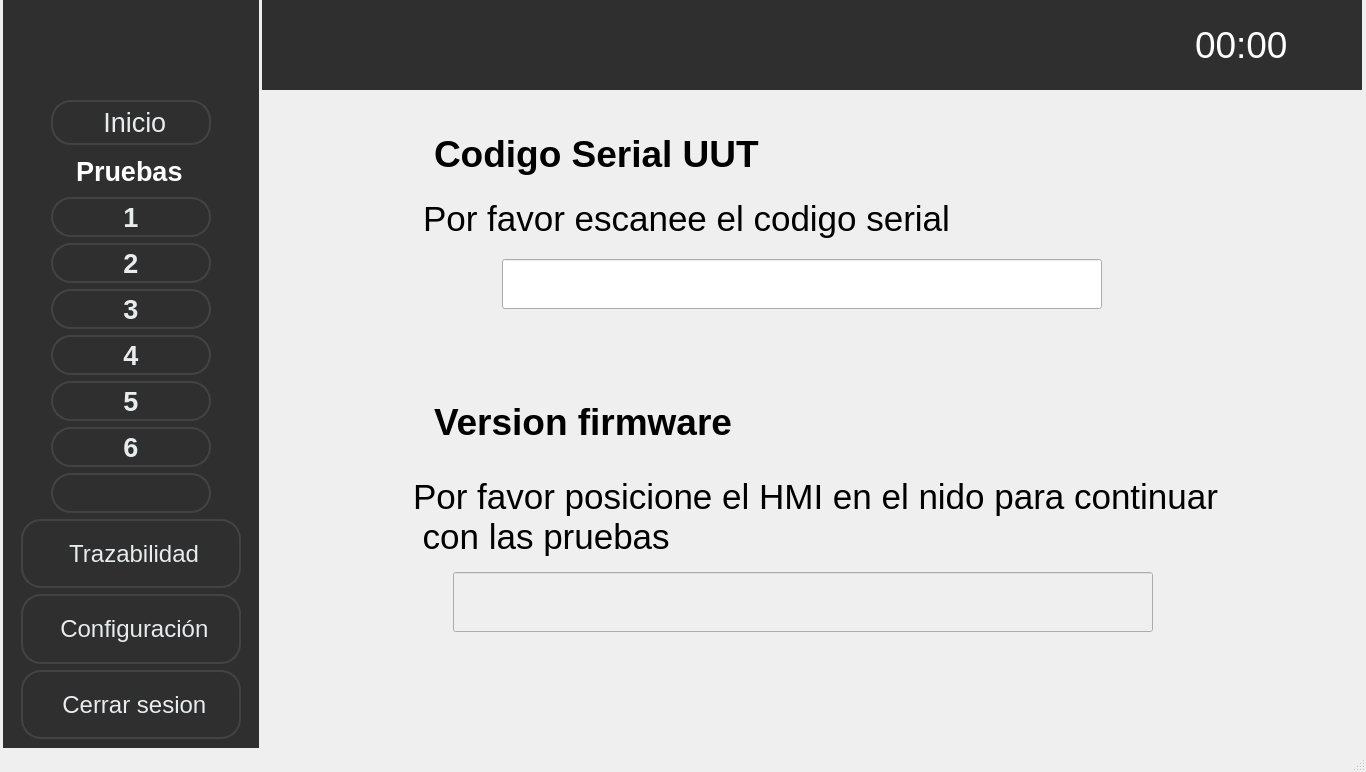
Patryckx/Nidec-tester, file ui/Application.ui: the form before one commit.
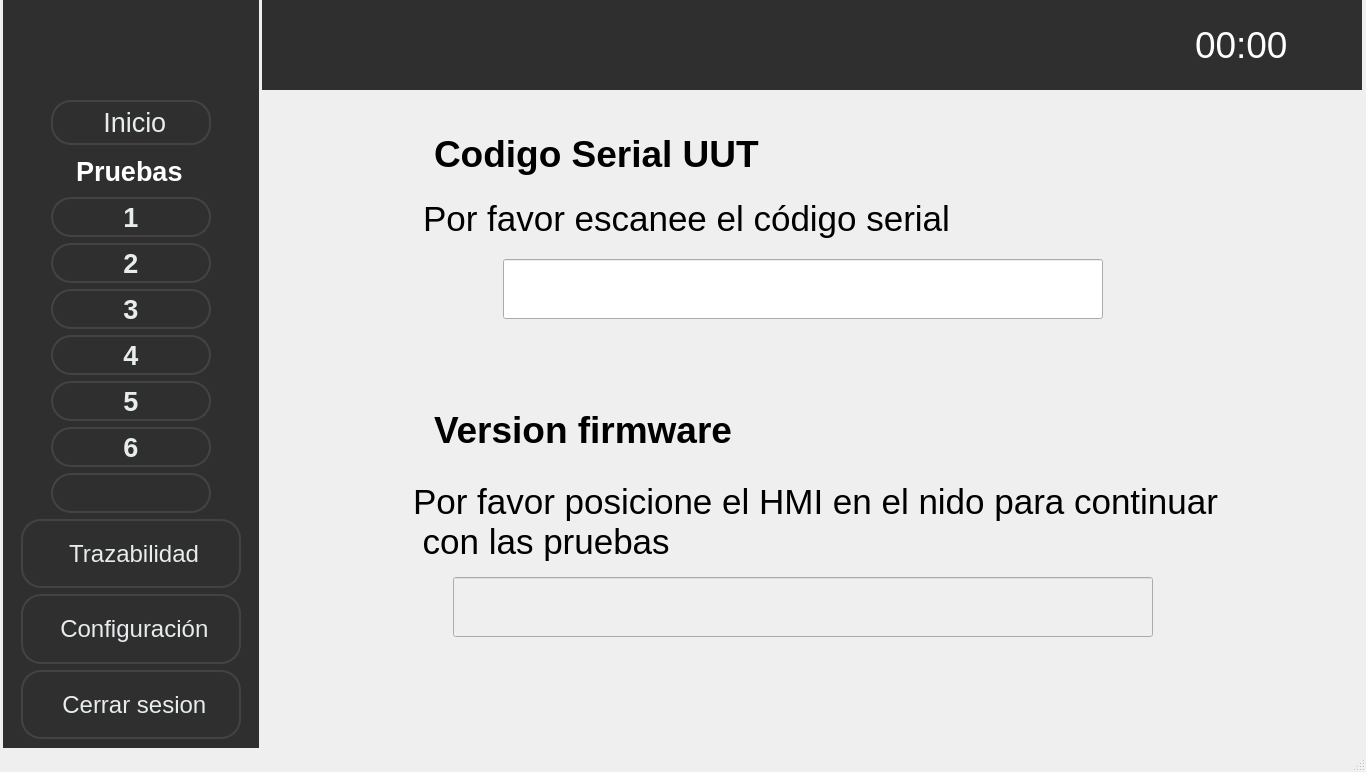
The form after the commit. The open tabs and pages were chosen to show the change. Icons and pictures are not drawn.

Diff of the .ui file:
```diff
--- a/ui/Application.ui
+++ b/ui/Application.ui
@@ -3854,7 +3854,7 @@
                  </font>
                 </property>
                 <property name="text">
-                 <string>Por favor escanee el codigo serial </string>
+                 <string>Por favor escanee el código serial </string>
                 </property>
                </widget>
               </item>
@@ -3878,6 +3878,9 @@
             </item>
             <item>
              <layout class="QHBoxLayout" name="horizontalLayout_22">
+              <property name="spacing">
+               <number>0</number>
+              </property>
               <property name="leftMargin">
                <number>50</number>
               </property>
@@ -3937,8 +3940,8 @@
                <widget class="QLabel" name="lblBtnStart">
                 <property name="minimumSize">
                  <size>
-                  <width>50</width>
-                  <height>50</height>
+                  <width>60</width>
+                  <height>60</height>
                  </size>
                 </property>
                 <property name="maximumSize">
```
Left out of the diff: 9 changed lines with no effect on the pictures.
